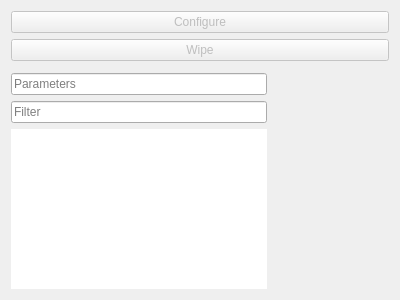
Qt form src/project/buildoptions/XMakeBuildSettingsWidget.ui (TapzCrew/xmake-project-manager) before a commit.
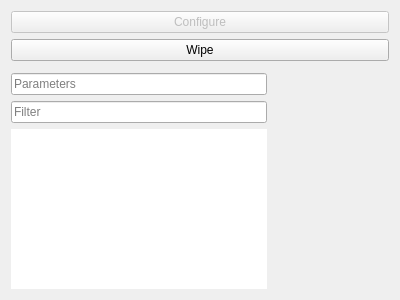
The same form after that commit. Custom widgets are drawn as their Qt base class.

Commit message: [BuildConfiguration] Enabled wipe button

What changed in the file:
```diff
--- a/src/project/buildoptions/XMakeBuildSettingsWidget.ui
+++ b/src/project/buildoptions/XMakeBuildSettingsWidget.ui
@@ -26,9 +26,6 @@
    </item>
    <item row="1" column="0">
     <widget class="QPushButton" name="wipe_button">
-     <property name="enabled">
-      <bool>false</bool>
-     </property>
      <property name="text">
       <string>Wipe</string>
      </property>
```
The commit also changes 1 other file.
